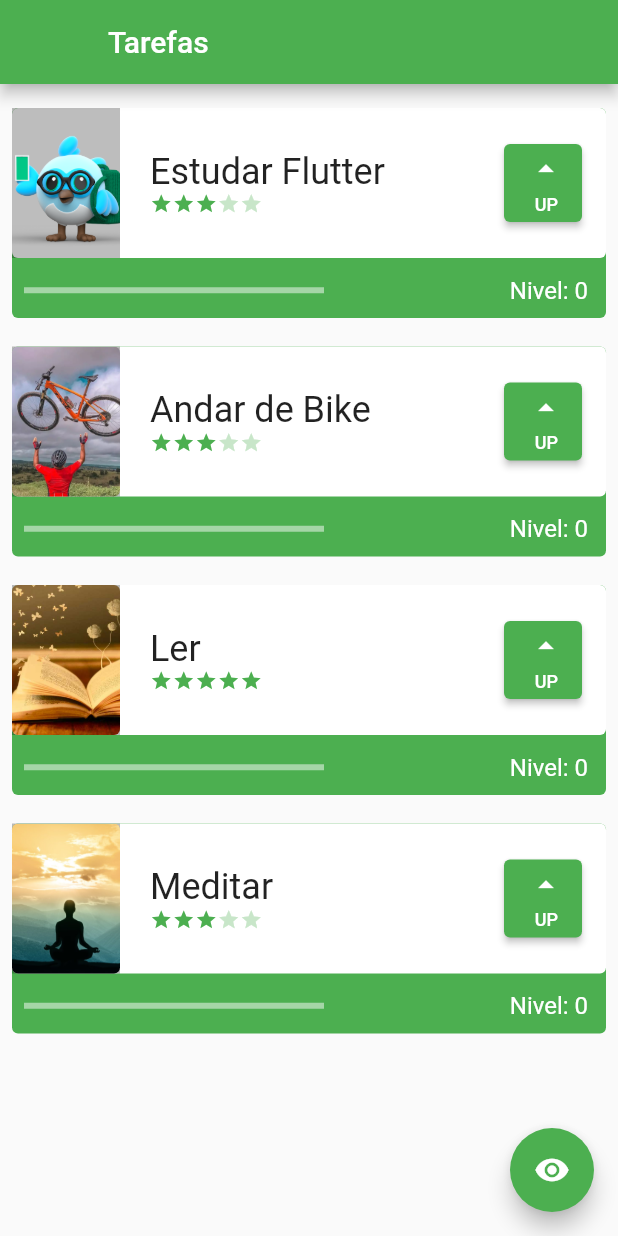
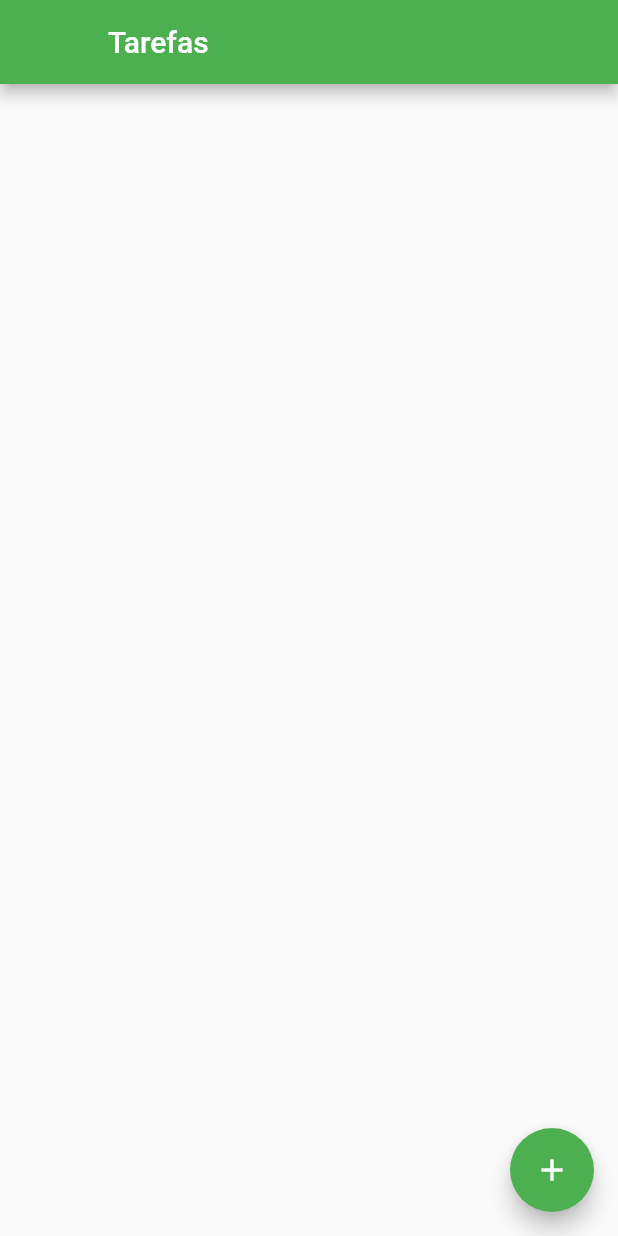
Before and after one commit to JoseLucasSTZ/trabalhoUsabilidadeWebJogosMobile, a Flutter app: the screen it shows after launch, on a phone screen of 412 x 824 dp. Run offline on Flutter 3.47's test engine with Material 2 defaults, Android fonts, the phone set to English and light mode, and no system bars.

Commit message:
update
update

```diff
--- a/lib/main.dart
+++ b/lib/main.dart
@@ -1,6 +1,6 @@
 import 'package:flutter/material.dart';
 import 'package:flutter_test1/screens/Initial_Screen.dart';
-
+import 'package:flutter_test1/screens/form_screen.dart';
 
 void main() {
   runApp(const MyApp());
--- a/lib/screens/initial_screen.dart
+++ b/lib/screens/initial_screen.dart
@@ -1,9 +1,8 @@
 import 'package:flutter/material.dart';
 import 'package:flutter_test1/components/task.dart';
-
+import 'package:flutter_test1/screens/form_screen.dart';
 
 class InitialScreen extends StatefulWidget {
-
   const InitialScreen({Key? key}) : super(key: key);
 
   @override
@@ -11,8 +10,6 @@ class InitialScreen extends StatefulWidget {
 }
 
 class _InitialScreen extends State<InitialScreen> {
-    bool opacidade = true;
-
   @override
   Widget build(BuildContext context) {
     return Scaffold(
@@ -20,40 +17,23 @@ class _InitialScreen extends State<InitialScreen> {
         title: const Text('Tarefas'),
         leading: Container(),
       ),
-      body: AnimatedOpacity(
-        opacity: opacidade ? 1 : 0,
-        duration: const Duration(milliseconds: 500),
-        child: ListView(
-          children: const [
-            Padding(
-              padding: EdgeInsets.only(top: 8),
-              child: Tasks(
-                  'Estudar Flutter',
-                  'assets/images/dash.png',
-                  3),
-            ),
-            Tasks(
-                'Andar de Bike',
-                'assets/images/bike.webp',
-                3),
-            Tasks(
-                'Ler',
-                'assets/images/livro.jpg',
-                5),
-            Tasks(
-                'Meditar',
-                'assets/images/meditar.jpeg',
-                3)
-          ],
-        ),
+      body: ListView(
+        children: const [
+          SizedBox(
+            height: 80,
+          )
+        ],
       ),
       floatingActionButton: FloatingActionButton(
         onPressed: () {
-          setState(() {
-            opacidade = !opacidade;
-          });
+          Navigator.push(
+            context,
+            MaterialPageRoute(
+              builder: (context) => FormScreen(),
+            ),
+          );
         },
-        child: const Icon(Icons.remove_red_eye),
+        child: const Icon(Icons.add),
       ),
     );
   }
```
Also changed, not shown: lib/data/task_inherited.dart (added, +31 -0 lines), lib/screens/form_screen.dart (added, +147 -0 lines).
